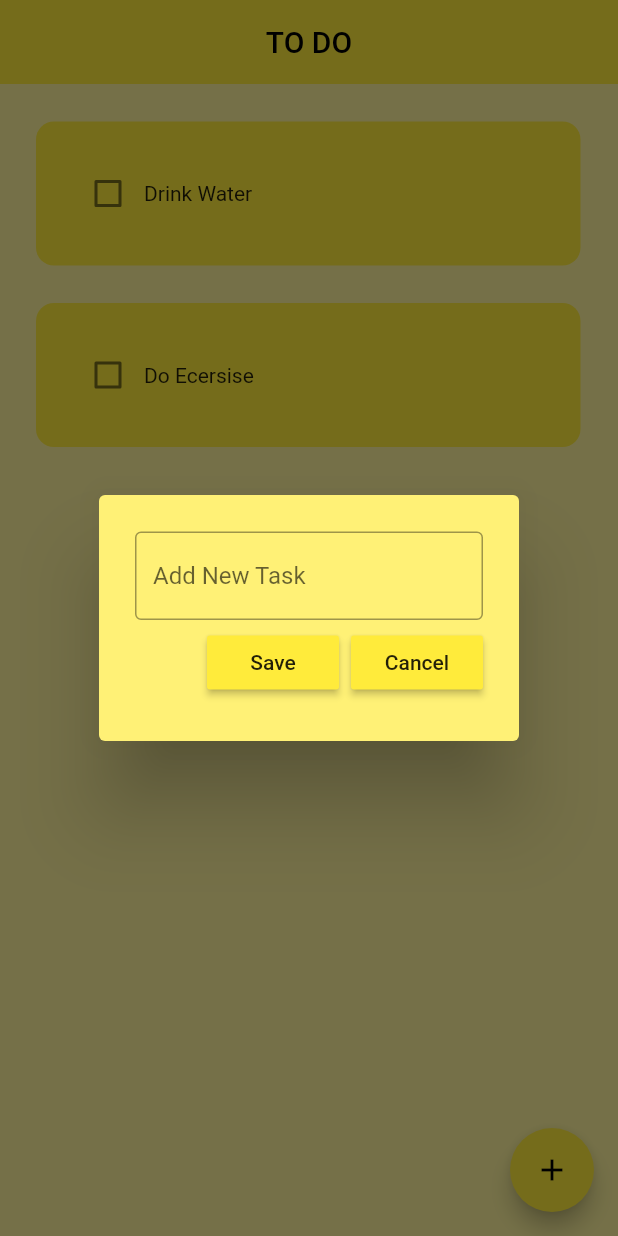
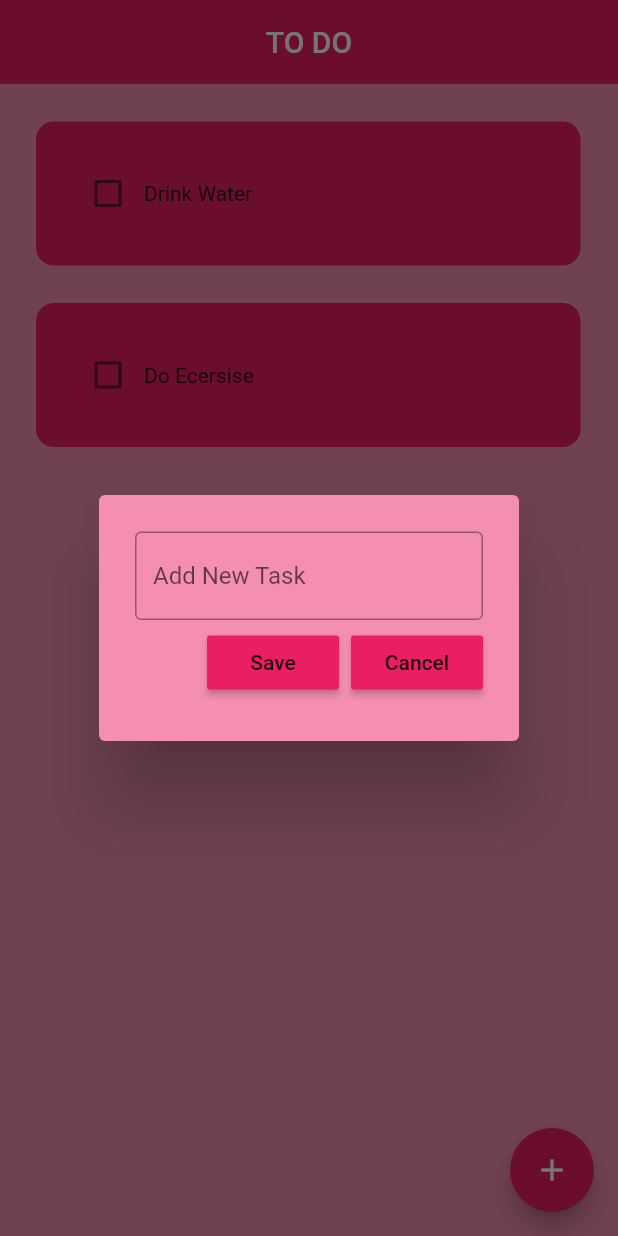
Before and after one commit to Deep-Vekariya/TodoApp, a Flutter app: the screen it shows after launch, after a tap on the "add" icon, on a phone screen of 412 x 824 dp. Run offline on Flutter 3.47's test engine with Material 2 defaults, Android fonts, the phone set to English and light mode, and no system bars; drawn by our look-alikes of flutter_slidable; our stand-ins replace hive_flutter; accounts and stored records are empty.

Commit message:
Change app color

```diff
--- a/lib/main.dart
+++ b/lib/main.dart
@@ -20,7 +20,7 @@ class MyApp extends StatelessWidget {
     return MaterialApp(
       debugShowCheckedModeBanner: false,
       home: const HomePage(),
-      theme: ThemeData(primarySwatch: Colors.yellow),
+      theme: ThemeData(primarySwatch: Colors.pink),
     );
   }
 }
--- a/lib/pages/homepage.dart
+++ b/lib/pages/homepage.dart
@@ -76,7 +76,7 @@ class _HomePageState extends State<HomePage> {
   @override
   Widget build(BuildContext context) {
     return Scaffold(
-      backgroundColor: Colors.yellow[200],
+      backgroundColor: Colors.pink[200],
       appBar: AppBar(
         title: const Text("TO DO"),
         elevation: 0,
--- a/lib/utils/dilog_box.dart
+++ b/lib/utils/dilog_box.dart
@@ -15,7 +15,7 @@ class DilogBox extends StatelessWidget {
   @override
   Widget build(BuildContext context) {
     return AlertDialog(
-      backgroundColor: Colors.yellow[300],
+      backgroundColor: Colors.pink[200],
       content: Container(
         height: 120,
         child: Column(
--- a/lib/utils/todo_tile.dart
+++ b/lib/utils/todo_tile.dart
@@ -33,7 +33,7 @@ class ToDoTile extends StatelessWidget {
         child: Container(
           padding: const EdgeInsets.all(24),
           decoration: BoxDecoration(
-              color: Colors.yellow, borderRadius: BorderRadius.circular(12)),
+              color: Colors.pink, borderRadius: BorderRadius.circular(12)),
           child: Row(
             children: [
               //checkbox
```
